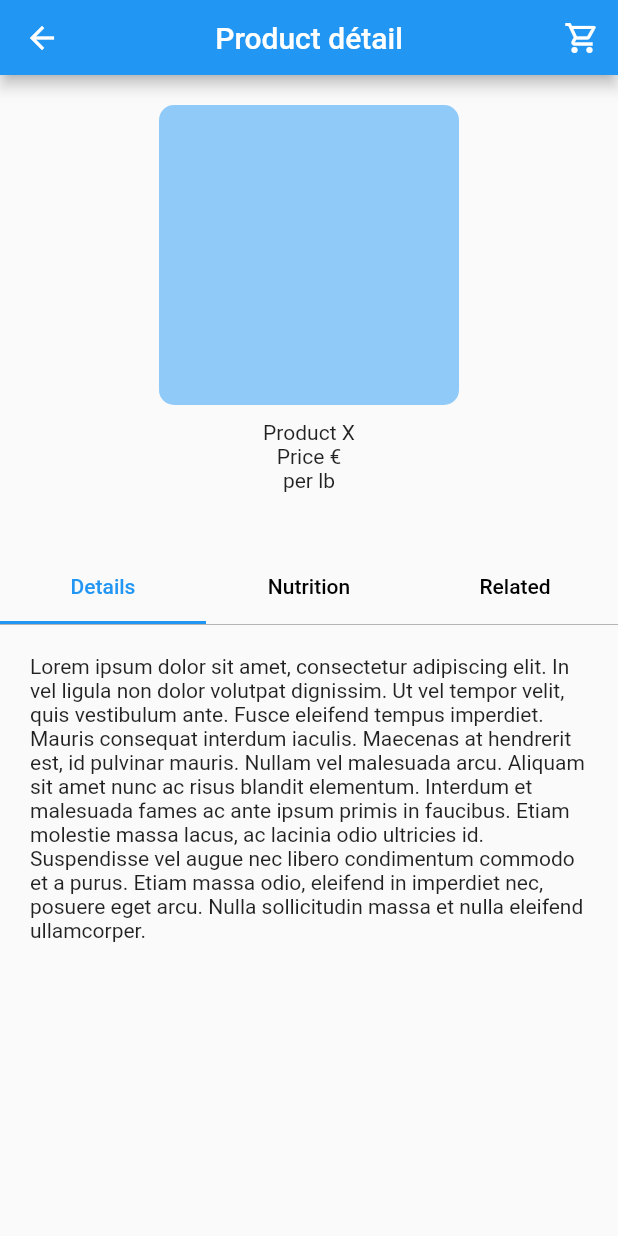
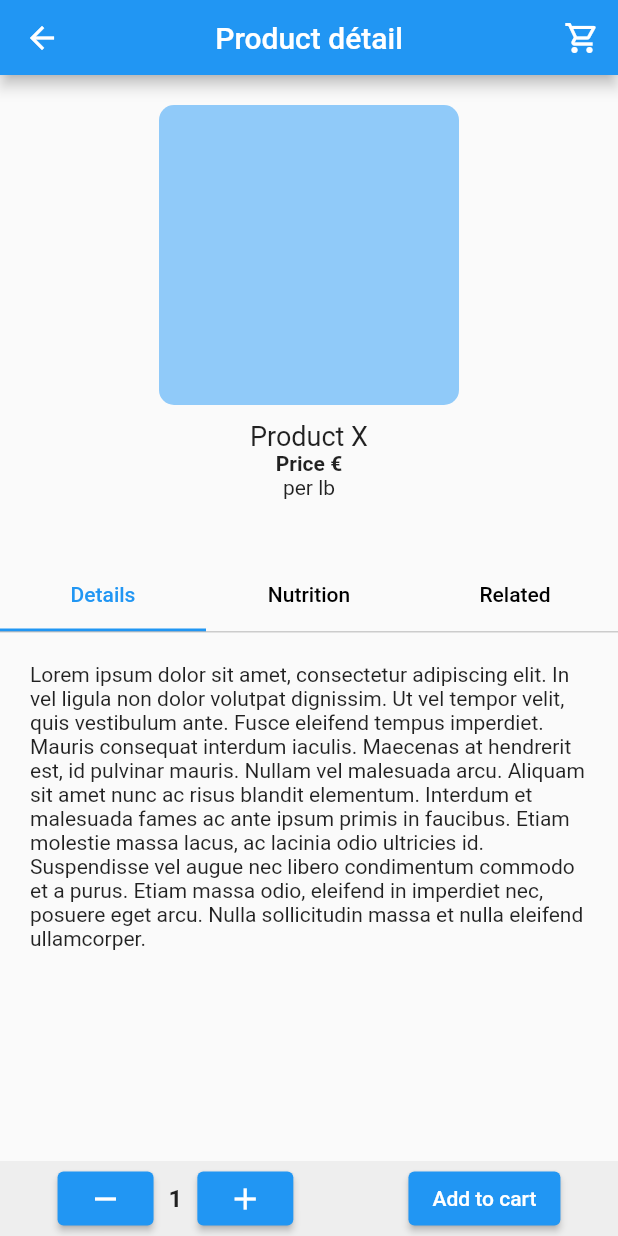
Before and after one commit to antoinebarbier022/app-marche-en-ligne, a Flutter app: the ProductDetailPage screen opened directly, on a phone screen of 412 x 824 dp. Run offline on Flutter 3.47's test engine with Material 2 defaults, Android fonts, the phone set to English and light mode, and no system bars; our stand-ins replace firebase_core; accounts and stored records are empty.

Commit message:
Product detail page : ajout de la barre fixe en bas de page avec le bouton ajouté au panier

```diff
--- a/lib/view/pages/product_detail_page.dart
+++ b/lib/view/pages/product_detail_page.dart
@@ -33,8 +33,9 @@
             const SizedBox(
               height: 10,
             ),
-            const Text("Product X"),
-            const Text("Price €"),
+            const Text("Product X", style: TextStyle(fontSize: 18)),
+            const Text("Price €",
+                style: TextStyle(fontWeight: FontWeight.bold)),
             const Text("per lb"),
             const SizedBox(
               height: 40,
@@ -63,8 +64,8 @@
                           child: TabBarView(children: <Widget>[
                             Container(
                               padding: const EdgeInsets.all(20),
-                              child:  const Text('Lorem ipsum dolor sit amet, consectetur adipiscing elit. In vel ligula non dolor volutpat dignissim. Ut vel tempor velit, quis vestibulum ante. Fusce eleifend tempus imperdiet. Mauris consequat interdum iaculis. Maecenas at hendrerit est, id pulvinar mauris. Nullam vel malesuada arcu. Aliquam sit amet nunc ac risus blandit elementum. Interdum et malesuada fames ac ante ipsum primis in faucibus. Etiam molestie massa lacus, ac lacinia odio ultricies id. Suspendisse vel augue nec libero condimentum commodo et a purus. Etiam massa odio, eleifend in imperdiet nec, posuere eget arcu. Nulla sollicitudin massa et nulla eleifend ullamcorper.'),
-
+                              child: const Text(
+                                  'Lorem ipsum dolor sit amet, consectetur adipiscing elit. In vel ligula non dolor volutpat dignissim. Ut vel tempor velit, quis vestibulum ante. Fusce eleifend tempus imperdiet. Mauris consequat interdum iaculis. Maecenas at hendrerit est, id pulvinar mauris. Nullam vel malesuada arcu. Aliquam sit amet nunc ac risus blandit elementum. Interdum et malesuada fames ac ante ipsum primis in faucibus. Etiam molestie massa lacus, ac lacinia odio ultricies id. Suspendisse vel augue nec libero condimentum commodo et a purus. Etiam massa odio, eleifend in imperdiet nec, posuere eget arcu. Nulla sollicitudin massa et nulla eleifend ullamcorper.'),
                             ),
                             Container(
                               child: const Center(
@@ -85,6 +86,37 @@
                           ]))
                     ])),
           ],
-        ))));
+        ))),
+        bottomSheet: Container(
+            width: double.infinity,
+            height: 50,
+            color: Colors.grey[200],
+            child: Row(
+              mainAxisAlignment: MainAxisAlignment.spaceAround,
+              children: [
+                Row(
+                  children: [
+                    ElevatedButton(
+                      child: const Icon(Icons.remove),
+                      onPressed: () => null,
+                    ),
+                    const Padding(
+                      padding: EdgeInsets.all(10.0),
+                      child: Text("1",style: TextStyle(
+                                        fontSize: 16,
+                                        fontWeight: FontWeight.bold)),
+                    ),
+                    ElevatedButton(
+                      child: const Icon(Icons.add),
+                      onPressed: () => null,
+                    ),
+                  ],
+                ),
+                ElevatedButton(
+                  child: const Text("Add to cart"),
+                  onPressed: () => null,
+                )
+              ],
+            )));
   }
 }
```
